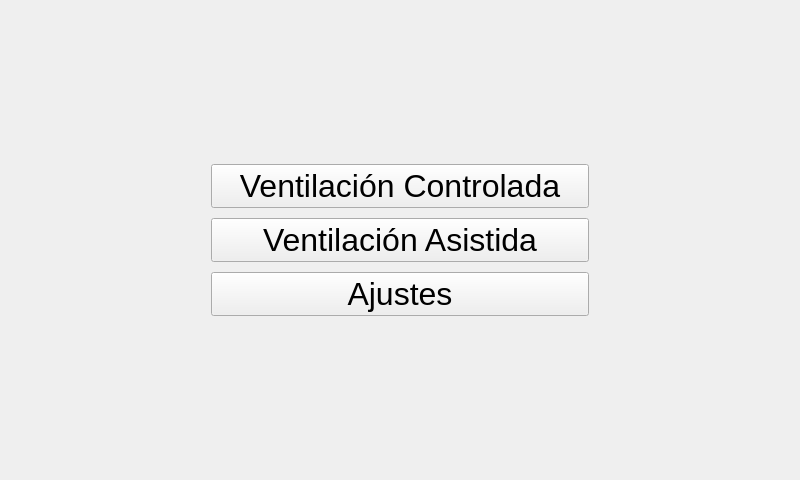
claydergc/RPIRespirador, file ui/UIPrincipal.ui: the form before one commit.
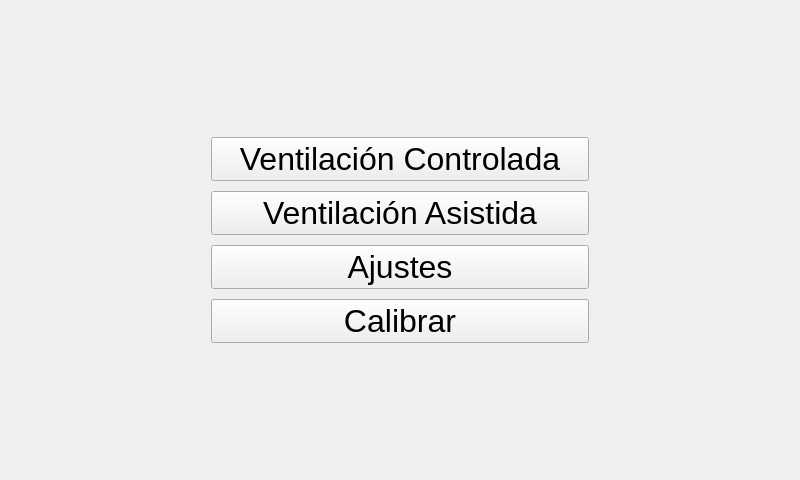
The form after the commit.

What changed in the file:
```diff
--- a/ui/UIPrincipal.ui
+++ b/ui/UIPrincipal.ui
@@ -86,6 +86,18 @@
        </property>
       </widget>
      </item>
+     <item row="3" column="0">
+      <widget class="QPushButton" name="btnCalibrar">
+       <property name="font">
+        <font>
+         <pointsize>24</pointsize>
+        </font>
+       </property>
+       <property name="text">
+        <string>Calibrar</string>
+       </property>
+      </widget>
+     </item>
     </layout>
    </item>
   </layout>
```
